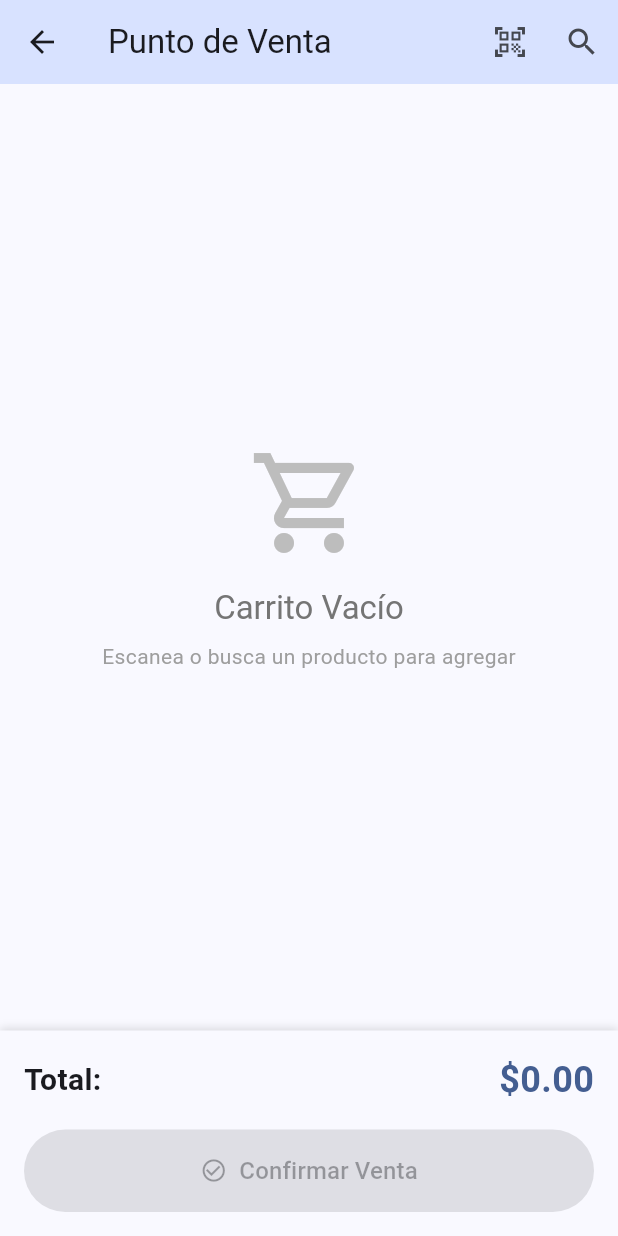
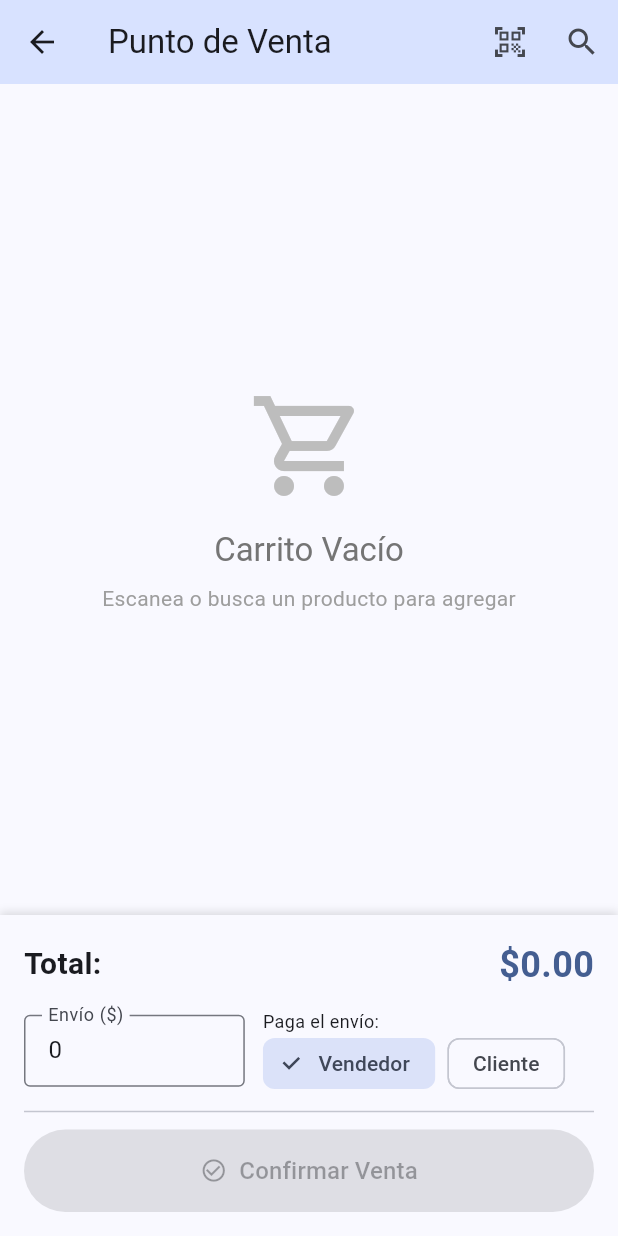
Before and after one commit to HumbertoTacos/Inventarios-Universal, a Flutter app: the screen it shows after launch, in the side drawer, after a tap on "Punto de Venta (Carrito)", on a phone screen of 412 x 824 dp. Run offline on Flutter 3.47's test engine with Material 3 defaults, Android fonts, the phone set to English and light mode, and no system bars; our stand-ins replace cloud_firestore, firebase_core, fl_chart; missing offline and left inert: mobile_scanner; accounts and stored records are empty.

Commit message:
feat: Implement sales management with Firebase integration, including data models, service methods for sales and statistics, and dedicated UI screens.

```diff
--- a/lib/models/venta.dart
+++ b/lib/models/venta.dart
@@ -41,20 +41,29 @@ class Venta {
   final String id;
   final DateTime fecha;
   final List<VentaItem> items;
-  final double total;
+  final double costoEnvio;
+  final bool envioPagadoPorVendedor;
+
+  // Si el cliente paga el envío, se suma al total a cobrar.
+  // Si el vendedor lo paga (envío gratis), no se le cobra al cliente.
+  double get total =>
+      items.fold(0.0, (sum, item) => sum + item.subtotal) +
+      (!envioPagadoPorVendedor ? costoEnvio : 0.0);
 
   Venta({
     required this.id,
     required this.fecha,
     required this.items,
-    required this.total,
+    this.costoEnvio = 0.0,
+    this.envioPagadoPorVendedor = true,
   });
 
   Map<String, dynamic> toMap() {
     return {
       'fecha': fecha.toIso8601String(),
-      'items': items.map((x) => x.toMap()).toList(),
-      'total': total,
+      'items': items.map((i) => i.toMap()).toList(),
+      'costoEnvio': costoEnvio,
+      'envioPagadoPorVendedor': envioPagadoPorVendedor,
     };
   }
 
@@ -62,12 +71,12 @@ class Venta {
     return Venta(
       id: id,
       fecha: map['fecha'] != null ? DateTime.parse(map['fecha']) : DateTime.now(),
-      items: List<VentaItem>.from(
-        (map['items'] as List<dynamic>? ?? []).map<VentaItem>(
-          (x) => VentaItem.fromMap(x as Map<String, dynamic>),
-        ),
-      ),
-      total: (map['total'] as num?)?.toDouble() ?? 0.0,
+      items: (map['items'] as List<dynamic>?)
+              ?.map((i) => VentaItem.fromMap(i as Map<String, dynamic>))
+              .toList() ??
+          [],
+      costoEnvio: (map['costoEnvio'] as num?)?.toDouble() ?? 0.0,
+      envioPagadoPorVendedor: map['envioPagadoPorVendedor'] as bool? ?? true,
     );
   }
 }
--- a/lib/screens/ventas_screen.dart
+++ b/lib/screens/ventas_screen.dart
@@ -18,7 +18,20 @@ class _VentasScreenState extends State<VentasScreen> {
   final List<VentaItem> _carrito = [];
   bool _procesando = false;
 
-  double get _totalVenta => _carrito.fold(0, (sum, item) => sum + item.subtotal);
+  final _costoEnvioCtrl = TextEditingController(text: '0');
+  bool _envioPagadoPorVendedor = true; // Por default lo paga Vendedor
+
+  @override
+  void dispose() {
+    _costoEnvioCtrl.dispose();
+    super.dispose();
+  }
+
+  double get _totalVenta {
+    double base = _carrito.fold(0, (sum, item) => sum + item.subtotal);
+    double envio = double.tryParse(_costoEnvioCtrl.text.trim()) ?? 0.0;
+    return base + (!_envioPagadoPorVendedor ? envio : 0.0);
+  }
 
   // ── Agregar al carrito ──────────────────────────────────────────────────
 
@@ -188,7 +201,8 @@ class _VentasScreenState extends State<VentasScreen> {
         id: '',
         fecha: DateTime.now(),
         items: List.from(_carrito),
-        total: _totalVenta,
+        costoEnvio: double.tryParse(_costoEnvioCtrl.text.trim()) ?? 0.0,
+        envioPagadoPorVendedor: _envioPagadoPorVendedor,
       );
 
       await _firebaseService.registrarVenta(nuevaVenta);
@@ -345,7 +359,49 @@ class _VentasScreenState extends State<VentasScreen> {
                         ),
                       ],
                     ),
-                    const SizedBox(height: 16),
+                    const SizedBox(height: 12),
+                    Row(
+                      children: [
+                        Expanded(
+                          flex: 2,
+                          child: TextField(
+                            controller: _costoEnvioCtrl,
+                            keyboardType: const TextInputType.numberWithOptions(decimal: true),
+                            inputFormatters: [FilteringTextInputFormatter.allow(RegExp(r'^\d+\.?\d{0,2}'))],
+                            decoration: const InputDecoration(labelText: 'Envío (\$)', isDense: true, border: OutlineInputBorder()),
+                            onChanged: (_) => setState(() {}),
+                          ),
+                        ),
+                        const SizedBox(width: 12),
+                        Expanded(
+                          flex: 3,
+                          child: Column(
+                            crossAxisAlignment: CrossAxisAlignment.start,
+                            children: [
+                              const Text('Paga el envío:', style: TextStyle(fontSize: 12)),
+                              Row(
+                                children: [
+                                  ChoiceChip(
+                                    label: const Text('Vendedor'),
+                                    selected: _envioPagadoPorVendedor,
+                                    onSelected: (v) => setState(() => _envioPagadoPorVendedor = true),
+                                    visualDensity: VisualDensity.compact,
+                                  ),
+                                  const SizedBox(width: 8),
+                                  ChoiceChip(
+                                    label: const Text('Cliente'),
+                                    selected: !_envioPagadoPorVendedor,
+                                    onSelected: (v) => setState(() => _envioPagadoPorVendedor = false),
+                                    visualDensity: VisualDensity.compact,
+                                  ),
+                                ],
+                              ),
+                            ],
+                          ),
+                        ),
+                      ],
+                    ),
+                    const Divider(height: 24),
                     SizedBox(
                       width: double.infinity,
                       child: FilledButton.icon(
--- a/lib/services/firebase_service.dart
+++ b/lib/services/firebase_service.dart
@@ -160,7 +160,8 @@ class FirebaseService {
       id: docVenta.id,
       fecha: venta.fecha,
       items: venta.items,
-      total: venta.total,
+      costoEnvio: venta.costoEnvio,
+      envioPagadoPorVendedor: venta.envioPagadoPorVendedor,
     );
 
     batch.set(docVenta, ventaParaGuardar.toMap());
```
Also changed, not shown: lib/screens/estadisticas_screen.dart (+19 -0 lines).
